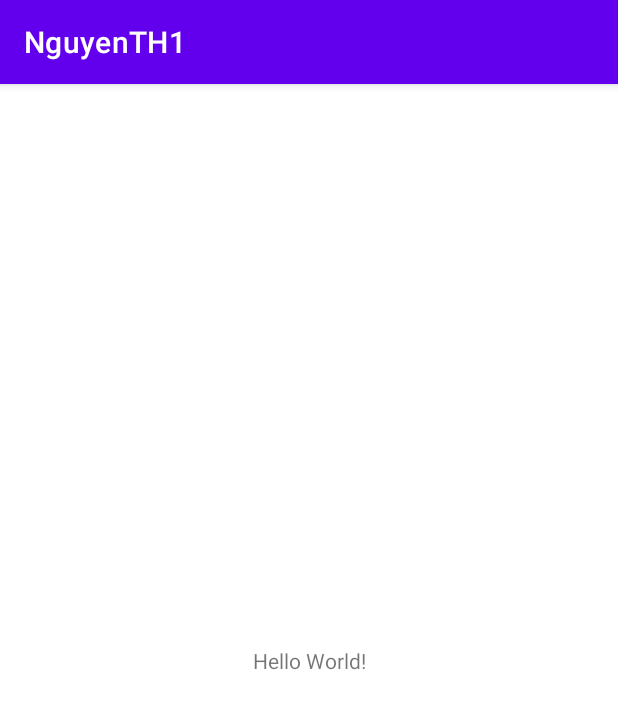
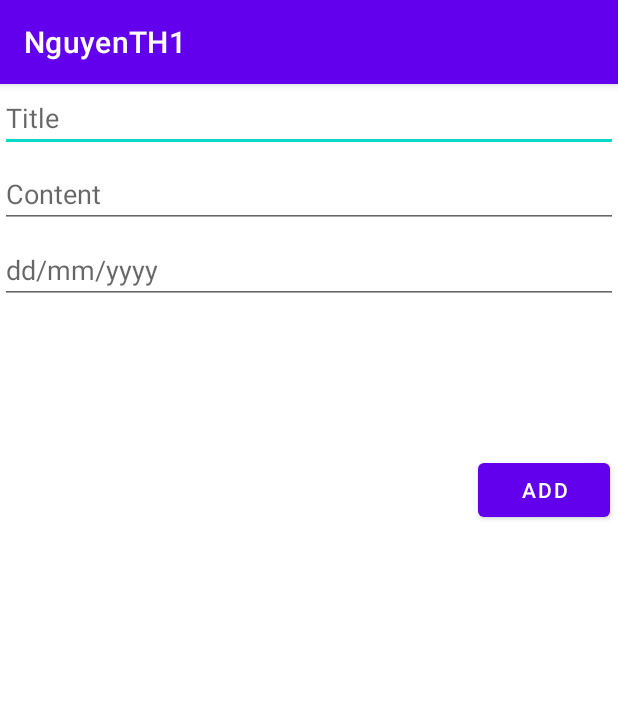
Before and after one commit to npv2k1/PTIT-Android, an Android app: the screen it shows after launch (MainActivity), on a phone screen of 412 x 824 dp. Shown: the top 709 px of the screen. Run offline under Robolectric (Android 15) with nearby library versions, the phone set to English and light mode, and no system bars.

Commit message:
form layout

```diff
--- a/app/src/main/res/layout/activity_main.xml
+++ b/app/src/main/res/layout/activity_main.xml
@@ -6,13 +6,56 @@
     android:layout_height="match_parent"
     tools:context=".MainActivity">
 
-    <TextView
-        android:layout_width="wrap_content"
-        android:layout_height="wrap_content"
-        android:text="Hello World!"
-        app:layout_constraintBottom_toBottomOf="parent"
+    <androidx.constraintlayout.widget.ConstraintLayout
+        android:layout_width="match_parent"
+        android:layout_height="300dp"
         app:layout_constraintEnd_toEndOf="parent"
         app:layout_constraintStart_toStartOf="parent"
-        app:layout_constraintTop_toTopOf="parent" />
+        app:layout_constraintTop_toTopOf="parent">
 
+        <EditText
+            android:id="@+id/etTitle"
+            android:layout_width="match_parent"
+            android:layout_height="wrap_content"
+            android:ems="10"
+            android:inputType="textPersonName"
+            android:hint="Title"
+            app:layout_constraintEnd_toEndOf="parent"
+            app:layout_constraintStart_toStartOf="parent"
+            app:layout_constraintTop_toTopOf="parent" />
+
+        <EditText
+            android:id="@+id/etContent"
+            android:layout_width="match_parent"
+            android:layout_height="wrap_content"
+            android:layout_marginTop="5dp"
+            android:ems="10"
+            android:inputType="textPersonName"
+            android:hint="Content"
+            app:layout_constraintEnd_toEndOf="parent"
+            app:layout_constraintStart_toStartOf="parent"
+            app:layout_constraintTop_toBottomOf="@+id/etTitle" />
+
+        <EditText
+            android:id="@+id/etDate"
+            android:layout_width="match_parent"
+            android:layout_height="wrap_content"
+            android:layout_marginTop="5dp"
+            android:ems="10"
+            android:inputType="date"
+            android:hint="dd/mm/yyyy"
+            app:layout_constraintEnd_toEndOf="parent"
+            app:layout_constraintStart_toStartOf="parent"
+            app:layout_constraintTop_toBottomOf="@+id/etContent" />
+
+        <Button
+            android:id="@+id/btnAdd"
+            android:layout_width="wrap_content"
+            android:layout_height="wrap_content"
+            android:layout_marginEnd="5dp"
+            android:layout_marginBottom="5dp"
+            android:text="Add"
+            app:layout_constraintBottom_toBottomOf="parent"
+            app:layout_constraintEnd_toEndOf="parent" />
+    </androidx.constraintlayout.widget.ConstraintLayout>
 </androidx.constraintlayout.widget.ConstraintLayout>
```
